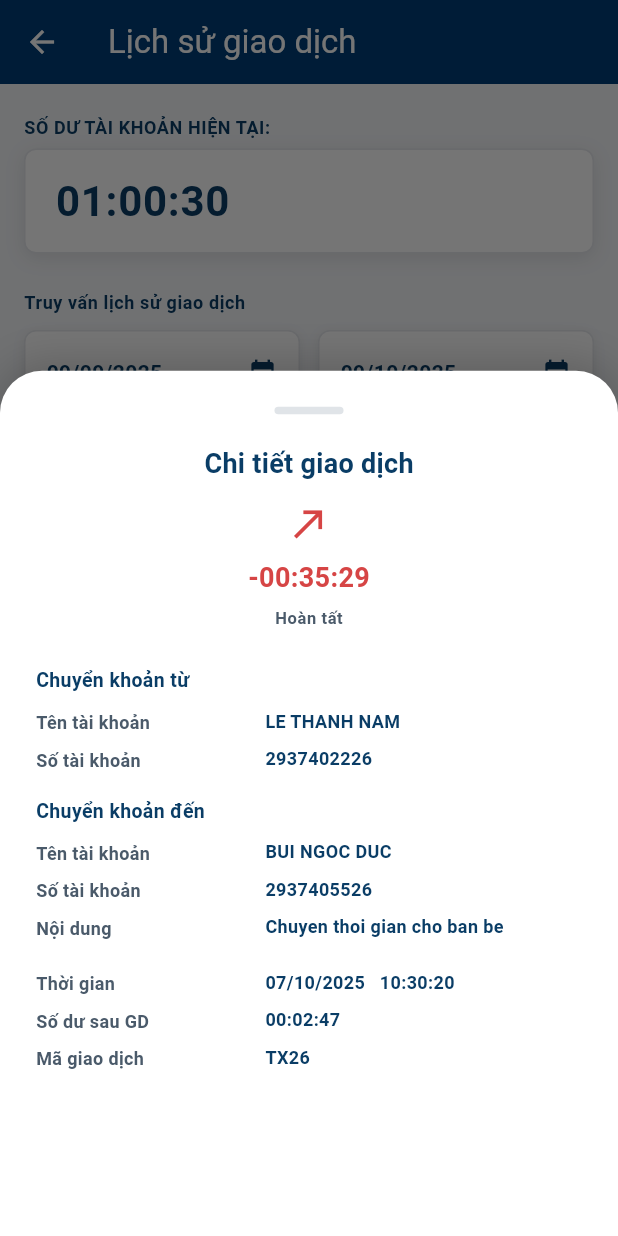
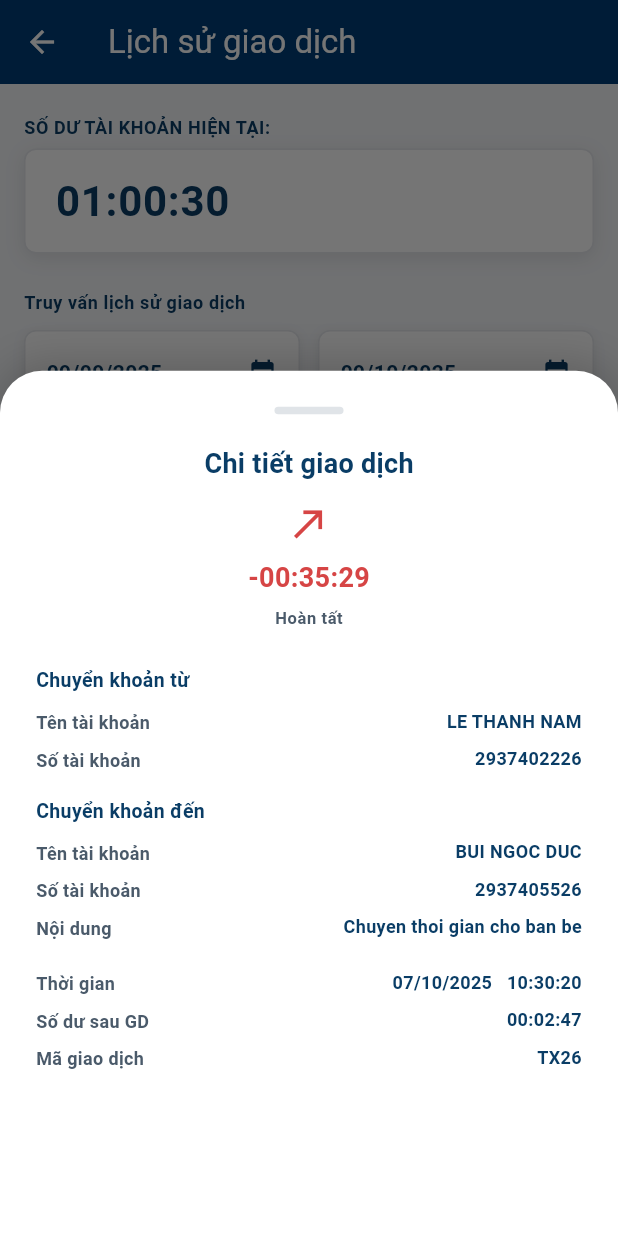
Before and after one commit to namthanhit/Time_Bank_Flutter, a Flutter app: the TransactionHistoryPage screen opened directly, after a tap on "Truy vấn giao dịch", after a tap on "THỜI GIAN RA", on a phone screen of 412 x 824 dp. Run offline on Flutter 3.47's test engine with Material 3 defaults, Android fonts, the phone set to English and light mode, and no system bars; our stand-ins replace dio, equatable, flutter_riverpod, flutter_secure_storage, freezed_annotation, pin_code_fields; accounts and stored records are empty.

Commit message:
update can le phai

```diff
--- a/lib/features/transaction_history/ui/widgets/transaction_detail_sheet.dart
+++ b/lib/features/transaction_history/ui/widgets/transaction_detail_sheet.dart
@@ -103,7 +103,11 @@ class TransactionDetailSheet extends StatelessWidget {
         const SizedBox(width: 12),
         Expanded(
           flex: 6,
-          child: Text(v, style: const TextStyle(fontSize: 12, fontWeight: FontWeight.w600, color: Color(0xFF0A3D66), height: 1.35)),
+          child: Text(
+            v,
+            textAlign: TextAlign.right,
+            style: const TextStyle(fontSize: 12, fontWeight: FontWeight.w600, color: Color(0xFF0A3D66), height: 1.35),
+          ),
         ),
       ],
     ),
```
